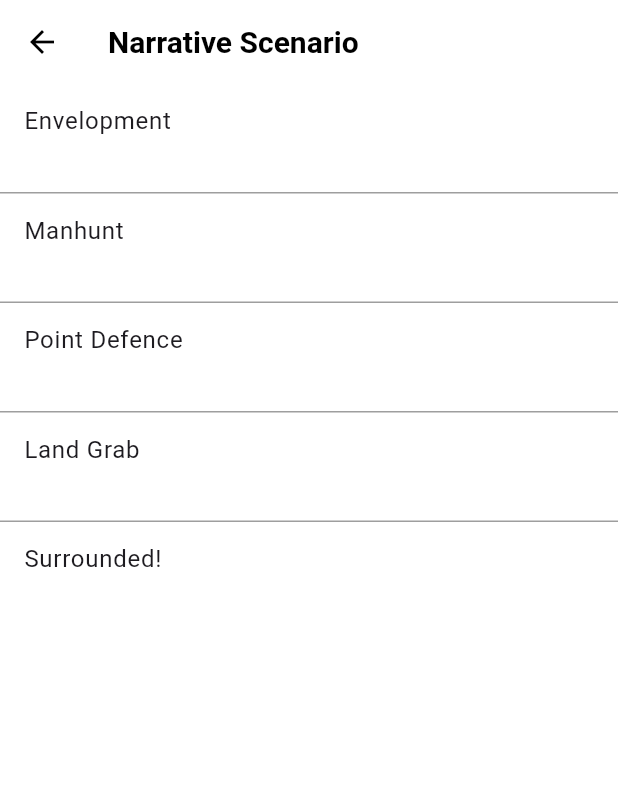
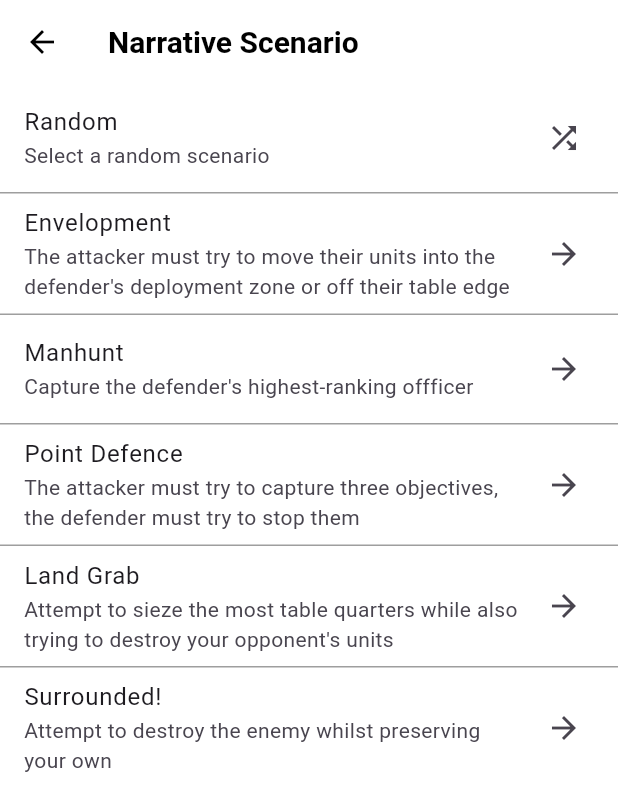
Before and after one commit to AdamBrown04/mad_assessment_baV2, a Flutter app: the Narrativescenarioscreen screen opened directly, on a phone screen of 412 x 824 dp. Shown: the top 811 px of the screen. Run offline on Flutter 3.47's test engine with Material 3 defaults, Android fonts, the phone set to English and light mode, and no system bars; our stand-ins replace sqflite; accounts and stored records are empty.

Commit message:
completed the narrativeScenarioScreen

```diff
--- a/lib/widgets/gameSetupWidgets/narrativeScenarioScreen.dart
+++ b/lib/widgets/gameSetupWidgets/narrativeScenarioScreen.dart
@@ -1,3 +1,5 @@
+import 'dart:math';
+
 import 'package:flutter/material.dart';
 import 'package:mad_assessment_ba/widgets/gameSetupWidgets/setupPlayerDetailsForGameScreen.dart';
 
@@ -23,8 +25,57 @@ class _NarrativescenarioscreenState extends State<Narrativescenarioscreen> {
         child: Column(
           children: [
             ListTile(
+              title: Text("Random"),
+              subtitle: Text("Select a random scenario"),
+              trailing: Icon(Icons.shuffle),
+              onTap: () {
+                Navigator.pop(context);
+                int randomMission = Random().nextInt(5) + 1;
+                String? mission;
+                String? deploymentType;
+                switch (randomMission) {
+                  case 1:
+                    mission = "Envelopment";
+                    deploymentType = "Long Edges";
+                    break;
+                  case 2:
+                    mission = "Manhunt";
+                    deploymentType = "Long Edges";
+                    break;
+                  case 3:
+                    mission = "Point Defence";
+                    deploymentType = "Long Edges";
+                    break;
+                  case 4:
+                    mission = "Land Grab";
+                    deploymentType = "Quarters";
+                    break;
+                  case 5:
+                    mission = "Surrounded!";
+                    deploymentType = "Quarters";
+                    break;
+                }
+                Navigator.push(
+                  context,
+                  MaterialPageRoute(
+                    builder: (context) =>
+                        const Setupplayerdetailsforgamescreen(),
+                    settings: RouteSettings(
+                      arguments: {
+                        'gameType': "Narrative",
+                        'mission': mission,
+                        'deploymentType': deploymentType,
+                      },
+                    ),
+                  ),
+                );
+              },
+            ),
+            Divider(height: 1, color: Colors.grey),
+            ListTile(
               title: Text("Envelopment"),
-              subtitle: Text(""),
+              subtitle: Text("The attacker must try to move their units into the defender's deployment zone or off their table edge"),
+              trailing: Icon(Icons.arrow_forward),
               onTap: () {
                 Navigator.pop(context);
                 Navigator.push(
@@ -46,7 +97,8 @@ class _NarrativescenarioscreenState extends State<Narrativescenarioscreen> {
             Divider(height: 1, color: Colors.grey),
             ListTile(
               title: Text("Manhunt"),
-              subtitle: Text(""),
+              subtitle: Text("Capture the defender's highest-ranking offficer"),
+              trailing: Icon(Icons.arrow_forward),
               onTap: () {
                 Navigator.pop(context);
                 Navigator.push(
@@ -68,7 +120,8 @@ class _NarrativescenarioscreenState extends State<Narrativescenarioscreen> {
             Divider(height: 1, color: Colors.grey),
             ListTile(
               title: Text("Point Defence"),
-              subtitle: Text(""),
+              subtitle: Text("The attacker must try to capture three objectives, the defender must try to stop them"),
+              trailing: Icon(Icons.arrow_forward),
               onTap: () {
                 Navigator.pop(context);
                 Navigator.push(
@@ -90,7 +143,8 @@ class _NarrativescenarioscreenState extends State<Narrativescenarioscreen> {
             Divider(height: 1, color: Colors.grey),
             ListTile(
               title: Text("Land Grab"),
-              subtitle: Text(""),
+              subtitle: Text("Attempt to sieze the most table quarters while also trying to destroy your opponent's units"),
+              trailing: Icon(Icons.arrow_forward),
               onTap: () {
                 Navigator.pop(context);
                 Navigator.push(
@@ -112,7 +166,8 @@ class _NarrativescenarioscreenState extends State<Narrativescenarioscreen> {
             Divider(height: 1, color: Colors.grey),
             ListTile(
               title: Text("Surrounded!"),
-              subtitle: Text(""),
+              subtitle: Text("Attempt to destroy the enemy whilst preserving your own"),
+              trailing: Icon(Icons.arrow_forward),
               onTap: () {
                 Navigator.pop(context);
                 Navigator.push(
```
Also changed, not shown: 1 other file.
